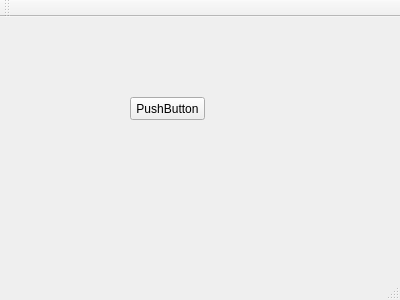
Qt form mainwindow.ui (Charlessf3/demo3) before a commit.
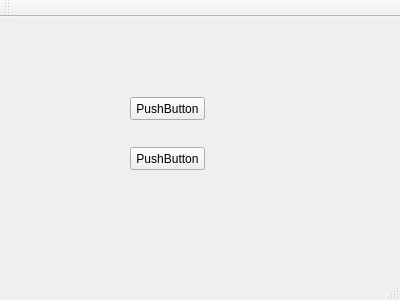
The same form after that commit.

Patch:
```diff
--- a/mainwindow.ui
+++ b/mainwindow.ui
@@ -27,6 +27,19 @@
      <string>PushButton</string>
     </property>
    </widget>
+   <widget class="QPushButton" name="pushButton_2">
+    <property name="geometry">
+     <rect>
+      <x>130</x>
+      <y>130</y>
+      <width>75</width>
+      <height>23</height>
+     </rect>
+    </property>
+    <property name="text">
+     <string>PushButton</string>
+    </property>
+   </widget>
   </widget>
   <widget class="QMenuBar" name="menuBar">
    <property name="geometry">
```
